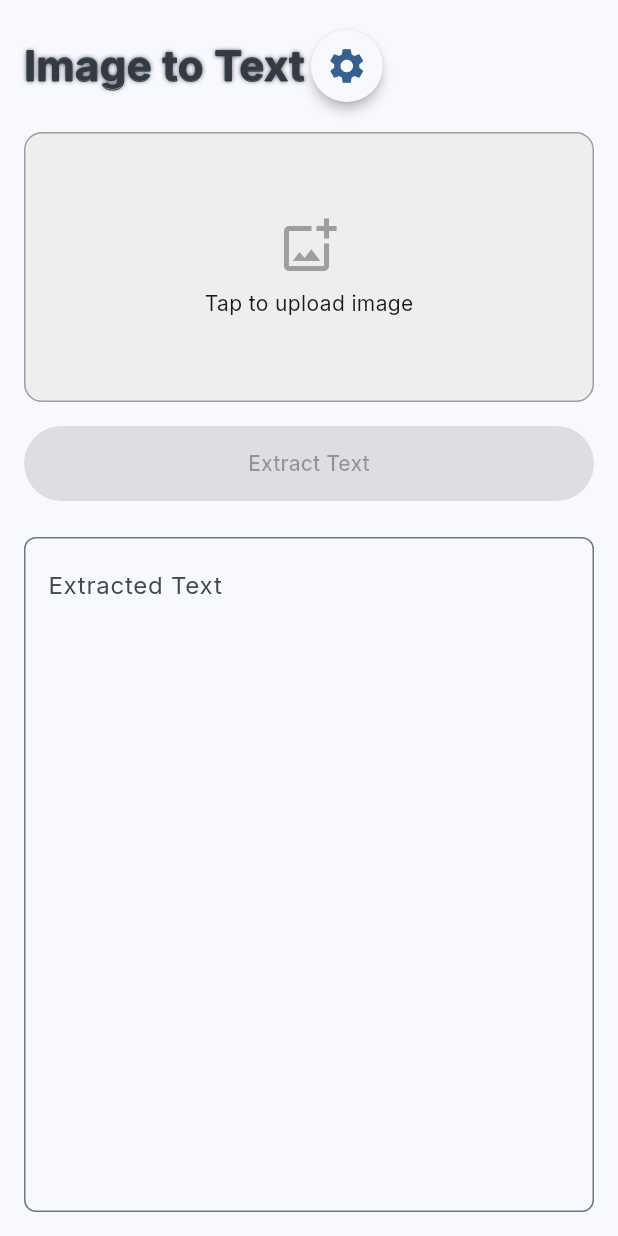
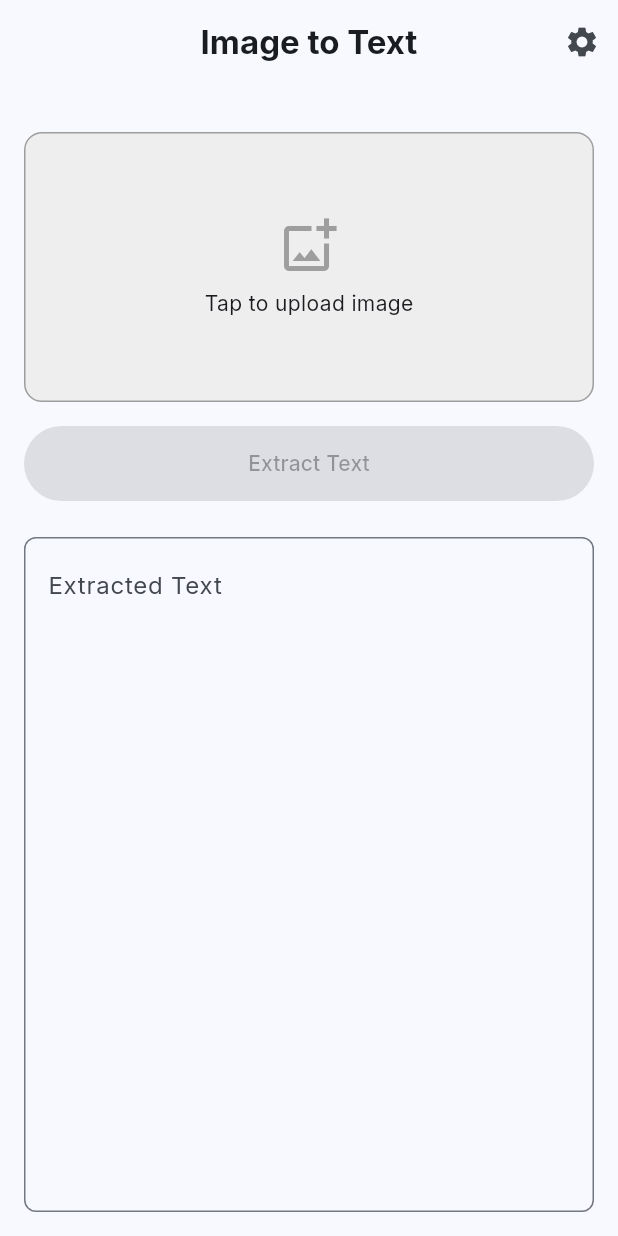
Before and after one commit to asathsara/text-scanner-app, a Flutter app: the ImageTextScreen screen opened directly, on a phone screen of 412 x 824 dp. Run offline on Flutter 3.47's test engine with Material 3 defaults, Android fonts, the phone set to English and light mode, and no system bars; our stand-ins replace cloud_firestore, firebase_auth, firebase_core, google_fonts, image_picker, share_plus; missing offline and left inert: firebase_ui_auth, firebase_ui_oauth_google, google_mlkit_text_recognition; accounts and stored records are empty; generated files the repository leaves out were written again.

Commit message:
refactor: enhance UI in History and Image Text screens

```diff
--- a/lib/screens/image_text_screen.dart
+++ b/lib/screens/image_text_screen.dart
@@ -2,10 +2,7 @@ import 'dart:io';
 
 import 'package:flutter/material.dart';
 import 'package:image_picker/image_picker.dart';
-import 'package:provider/provider.dart';
-import 'package:text_extractor_app/components/stroke_text.dart';
 import 'package:text_extractor_app/controllers/image_text_controller.dart';
-import 'package:text_extractor_app/providers/theme_provider.dart';
 import 'package:text_extractor_app/services/firebase_service.dart';
 import 'package:text_extractor_app/services/text_recognition_service.dart';
 
@@ -108,46 +105,25 @@ class _ImageTextScreenState extends State<ImageTextScreen> {
   @override
   Widget build(BuildContext context) {
     return Scaffold(
+      appBar: AppBar(
+        title: const Text('Image to Text' , style: TextStyle(fontWeight: FontWeight.bold)),
+        automaticallyImplyLeading: false,
+        centerTitle: true,
+        actions: [
+          IconButton(
+            icon: const Icon(Icons.settings),
+            onPressed: () {
+              Navigator.of(context).pushNamed('/settings');
+            },
+            tooltip: "Settings",
+          ),
+        ],
+      ),
       body: Padding(
         padding: const EdgeInsets.all(16),
         child: Column(
           crossAxisAlignment: CrossAxisAlignment.start,
           children: [
-            Row(
-              children: [
-                const SizedBox(height: 32),
-                GestureDetector(
-                  onTap: () {
-                    Provider.of<ThemeProvider>(
-                      context,
-                      listen: false,
-                    ).toggleTheme();
-                  },
-                  child: const StrokeText(text: "Image to Text"),
-                ),
-
-                const SizedBox(height: 32),
-                // Settings Card with Icon
-                Align(
-                  alignment: Alignment.centerRight,
-                  child: Card(
-                    elevation: 3,
-                    shape: RoundedRectangleBorder(
-                      borderRadius: BorderRadius.circular(40),
-                    ),
-                    color: Theme.of(context).colorScheme.surface,
-                    child: IconButton(
-                      icon: const Icon(Icons.settings, size: 28),
-                      color: Theme.of(context).colorScheme.primary,
-                      onPressed: () {
-                        Navigator.of(context).pushNamed('/settings');
-                      },
-                      tooltip: "Settings",
-                    ),
-                  ),
-                ),
-              ],
-            ),
             const SizedBox(height: 16),
             // Image Upload Box
             GestureDetector(
--- a/lib/screens/text_editor_screen.dart
+++ b/lib/screens/text_editor_screen.dart
@@ -1,5 +1,4 @@
 import 'package:flutter/material.dart';
-import 'package:flutter/services.dart';
 import 'package:provider/provider.dart';
 import 'package:share_plus/share_plus.dart';
 import 'package:text_extractor_app/controllers/text_editor_controller.dart';
```
Also changed, not shown: lib/screens/history_screen.dart (+13 -10 lines).
